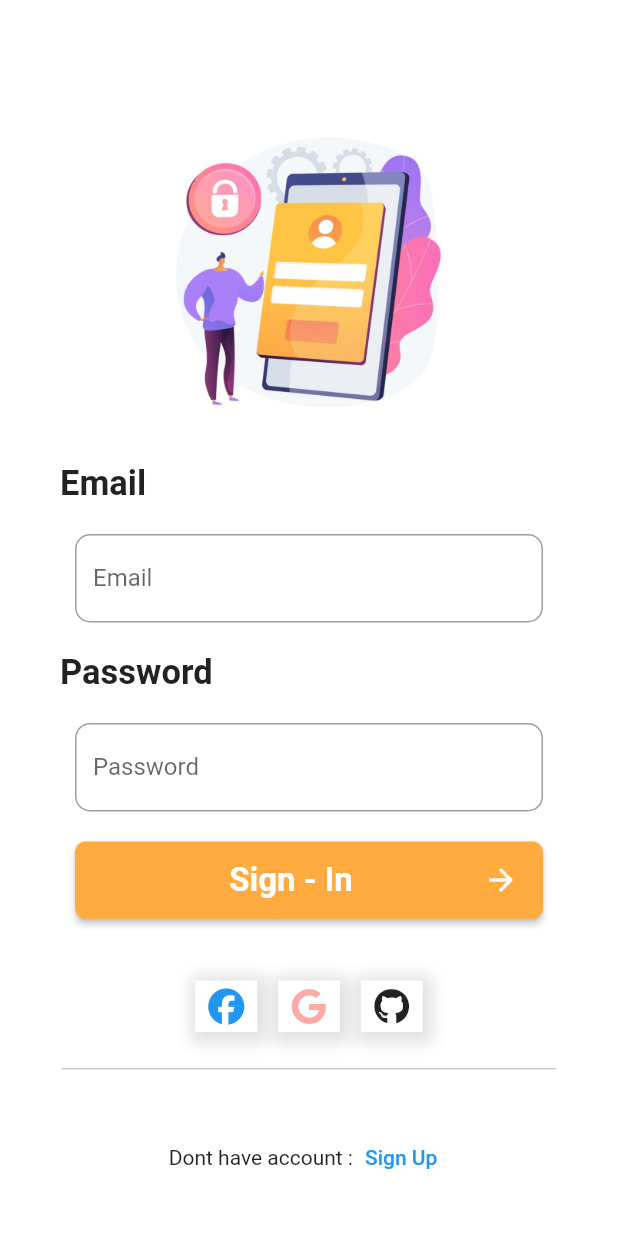
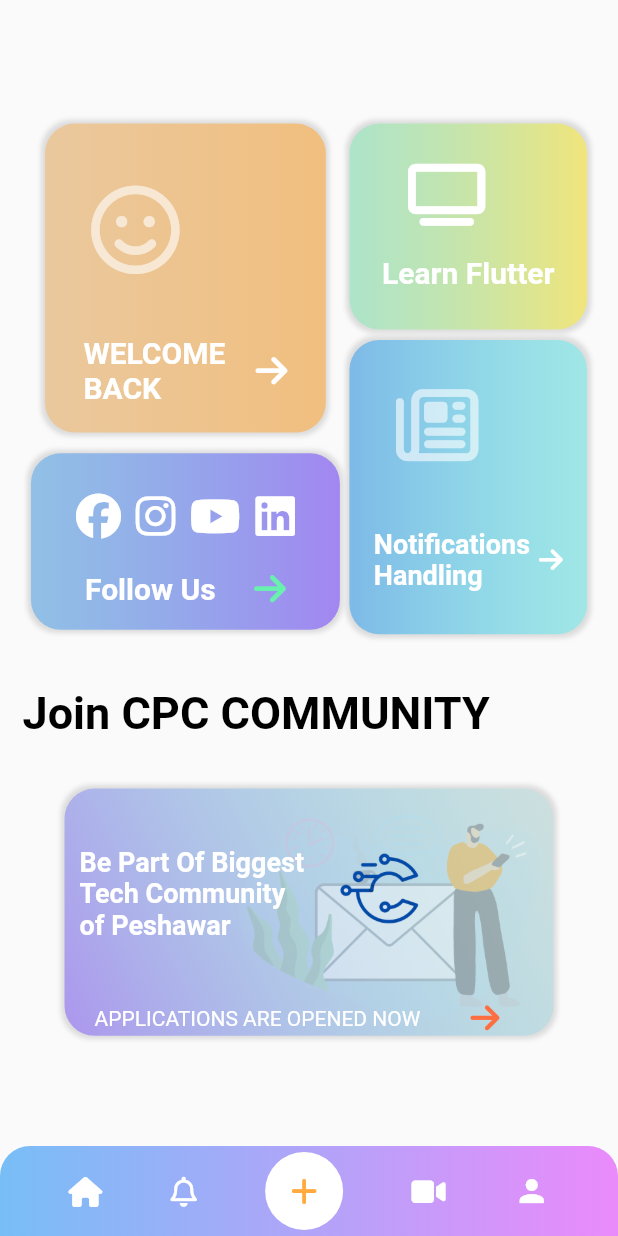
Before and after one commit to flutter-preview/HamzaaJavaid-notification_tutorials, a Flutter app: the screen it shows after launch, on a phone screen of 412 x 824 dp. Run offline on Flutter 3.47's test engine with Material 2 defaults, Android fonts, the phone set to English and light mode, and no system bars; our stand-ins replace font_awesome_flutter, intro_slider.

Commit message:
Main Dashboard UI
Build Dashboard UI
Added Container and cuttom Widgets etc

```diff
--- a/lib/main.dart
+++ b/lib/main.dart
@@ -4,6 +4,7 @@
 import 'package:notification_app/State%20Managment/Account%20Create%20Provider.dart';
 import 'package:notification_app/screens/Auth%20Screens/login.dart';
 import 'package:notification_app/screens/Auth%20Screens/signUp%20Screen.dart';
+import 'package:notification_app/screens/MainDashBoard/Dashboard.dart';
 import 'package:provider/provider.dart';
 
 void main(){
@@ -32,7 +33,7 @@
     builder: (context,child){
       return const MaterialApp(
         debugShowCheckedModeBanner: false,
-        home: SignIn(),
+        home: MainDashboard(),
       );
     },
     );
--- /dev/null
+++ b/lib/screens/MainDashBoard/Dashboard.dart
@@ -0,0 +1,384 @@
+import 'package:flutter/material.dart';
+import 'package:font_awesome_flutter/font_awesome_flutter.dart';
+
+class MainDashboard extends StatelessWidget {
+  const MainDashboard({super.key});
+
+  @override
+  Widget build(BuildContext context) {
+    return Scaffold(
+
+      body: Stack(
+        children: [
+          //1st Column Items
+          Column(
+            children: [
+              SizedBox(height: MediaQuery.of(context).size.height/10,),
+              Padding(
+                padding: EdgeInsets.symmetric(horizontal: MediaQuery.of(context).size.width/20),
+                child: Container(
+                    decoration: BoxDecoration(
+                        color: Colors.cyanAccent,
+                        borderRadius: BorderRadius.all(Radius.circular(20)),
+                        gradient: LinearGradient(
+                            colors: [
+
+                              Colors.orangeAccent.withOpacity(0.4),
+                              Colors.orangeAccent.withOpacity(0.6)
+                            ],
+                            begin: Alignment.centerLeft,
+                            end: Alignment.centerRight
+                        ),
+                        boxShadow: [
+                          BoxShadow(
+                            color: Colors.black12,
+                            blurRadius: 2,
+                            spreadRadius: 2,
+                          )
+                        ]
+                    ),
+                    height: MediaQuery.of(context).size.height/4,
+                    width: MediaQuery.of(context).size.width/2.2,
+                    child:Padding(
+                      padding: EdgeInsets.symmetric(horizontal: MediaQuery.of(context).size.width/40),
+                      child: Column(
+
+
+                        crossAxisAlignment: CrossAxisAlignment.start,
+                        children: [
+                          SizedBox(height: MediaQuery.of(context).size.height/20,),
+                          Row(
+                            children: [
+                              SizedBox(width: MediaQuery.of(context).size.width/20,),
+                              FaIcon(
+                                FontAwesomeIcons.faceSmile,
+                                size: MediaQuery.of(context).size.height/14,
+                                color: Colors.white60,
+                              ),
+                            ],
+                          ),
+                          SizedBox(height: MediaQuery.of(context).size.height/20,),
+                          Row(
+                            mainAxisAlignment: MainAxisAlignment.spaceEvenly,
+                            children: [
+                              Text("WELCOME \nBACK", style: TextStyle(
+                                color: Colors.white,fontWeight: FontWeight.bold,
+                                fontSize: 20,
+                              ),),
+                              FaIcon(FontAwesomeIcons.arrowRight,color: Colors.white,)
+                            ],
+                          )
+                        ],
+                      ),
+                    )
+
+                ),
+              ),
+              SizedBox(height: MediaQuery.of(context).size.height/60,),
+              Padding(
+                padding: EdgeInsets.symmetric(horizontal: MediaQuery.of(context).size.width/20),
+                child: Container(
+                    decoration: BoxDecoration(
+                        color: Colors.cyanAccent,
+                        borderRadius: BorderRadius.all(Radius.circular(20)),
+                        gradient: LinearGradient(
+                            colors: [
+
+                              Colors.blue.withOpacity(0.4),
+                              Colors.deepPurpleAccent.withOpacity(0.6)
+                            ],
+                            begin: Alignment.centerLeft,
+                            end: Alignment.centerRight
+                        ),
+                        boxShadow: [
+                          BoxShadow(
+                            color: Colors.black12,
+                            blurRadius: 2,
+                            spreadRadius: 2,
+                          )
+                        ]
+                    ),
+                    height: MediaQuery.of(context).size.height/7,
+                    width: MediaQuery.of(context).size.width/2,
+                    child:Padding(
+                      padding: EdgeInsets.symmetric(horizontal: MediaQuery.of(context).size.width/40),
+                      child: Column(
+
+                        crossAxisAlignment: CrossAxisAlignment.start,
+                        children: [
+                          SizedBox(height: MediaQuery.of(context).size.height/30,),
+                         Row(
+                           mainAxisAlignment: MainAxisAlignment.spaceEvenly,
+                           children: [
+                             SizedBox(),
+                             FaIcon(FontAwesomeIcons.facebook,color: Colors.white,size: 30,),
+                             FaIcon(FontAwesomeIcons.instagram,color: Colors.white,size: 30,),
+                             FaIcon(FontAwesomeIcons.youtube,color: Colors.white,size: 30,),
+                             FaIcon(FontAwesomeIcons.linkedin,color: Colors.white,size: 30,),
+                             SizedBox(),
+                           ],
+                         ),
+                          SizedBox(height: MediaQuery.of(context).size.height/40,),
+                          Row(
+                            mainAxisAlignment: MainAxisAlignment.spaceEvenly,
+                            children: [
+                              Text("Follow Us", style: TextStyle(
+                                color: Colors.white,fontWeight: FontWeight.bold,
+                                fontSize: 20,
+                              ),),
+                              FaIcon(FontAwesomeIcons.arrowRight,color: Colors.greenAccent,)
+                            ],
+                          )
+                        ],
+                      ),
+                    )
+
+                ),
+              ),
+            ],
+          ),
+          //2nd Column Items
+          Row(
+            mainAxisAlignment: MainAxisAlignment.end,
+            children: [
+             Column(
+               children: [
+                 SizedBox(height: MediaQuery.of(context).size.height/10,),
+                 Padding(
+                   padding: EdgeInsets.symmetric(horizontal: MediaQuery.of(context).size.width/20),
+                   child: Container(
+                       decoration: BoxDecoration(
+                           color: Colors.cyanAccent,
+                           borderRadius: BorderRadius.all(Radius.circular(20)),
+                           gradient: LinearGradient(
+                               colors: [
+
+                                 Colors.greenAccent.withOpacity(0.4),
+                                 Colors.yellow.withOpacity(0.6)
+                               ],
+                               begin: Alignment.centerLeft,
+                               end: Alignment.centerRight
+                           ),
+                           boxShadow: [
+                             BoxShadow(
+                               color: Colors.black12,
+                               blurRadius: 2,
+                               spreadRadius: 2,
+                             )
+                           ]
+                       ),
+                       height: MediaQuery.of(context).size.height/6,
+                       width: MediaQuery.of(context).size.width/2.6,
+                       child:Padding(
+                         padding: EdgeInsets.symmetric(horizontal: MediaQuery.of(context).size.width/40),
+                         child: Column(
+                           mainAxisAlignment: MainAxisAlignment.center,
+                           children: [
+                             Row(
+                               mainAxisAlignment: MainAxisAlignment.spaceEvenly,
+
+                               children: [
+                                 SizedBox(height: MediaQuery.of(context).size.height/20,),
+                                 FaIcon(
+                                   FontAwesomeIcons.television,
+                                   size: MediaQuery.of(context).size.height/20,
+                                   color: Colors.white,
+                                 ),
+                                 SizedBox(),SizedBox(),SizedBox(),
+                               ],
+                             ),
+                             SizedBox(height: 20,),
+                             Row(
+                               mainAxisAlignment: MainAxisAlignment.center,
+                               children: [
+                                 Text("Learn Flutter", style: TextStyle(
+                                   color: Colors.white,fontWeight: FontWeight.bold,
+                                   fontSize: 20,
+                                 ),),
+                                                                ],
+
+                             )
+
+                           ],
+                         ),
+                       )
+
+                   ),
+                 ),
+                 SizedBox(height: MediaQuery.of(context).size.height/120,),
+                 Padding(
+                   padding: EdgeInsets.symmetric(horizontal: MediaQuery.of(context).size.width/20),
+                   child: Container(
+                       decoration: BoxDecoration(
+                           color: Colors.cyanAccent,
+                           borderRadius: BorderRadius.all(Radius.circular(20)),
+                           gradient: LinearGradient(
+                               colors: [
+
+                                 Colors.blue.withOpacity(0.5),
+                                 Colors.cyanAccent.withOpacity(0.3)
+                               ],
+                               begin: Alignment.centerLeft,
+                               end: Alignment.centerRight
+                           ),
+                           boxShadow: [
+                             BoxShadow(
+                               color: Colors.black12,
+                               blurRadius: 2,
+                               spreadRadius: 2,
+                             )
+                           ]
+                       ),
+                       height: MediaQuery.of(context).size.height/4.2,
+                       width: MediaQuery.of(context).size.width/2.6,
+                       child:Padding(
+                         padding: EdgeInsets.symmetric(horizontal: MediaQuery.of(context).size.width/40),
+                         child: Column(
+
+                           crossAxisAlignment: CrossAxisAlignment.start,
+                           children: [
+                             SizedBox(height: MediaQuery.of(context).size.height/28,),
+                             Row(
+                               mainAxisAlignment: MainAxisAlignment.spaceEvenly,
+                               children: [
+                               FaIcon(
+                                 FontAwesomeIcons.newspaper,
+                                 size: MediaQuery.of(context).size.height/15,
+                                 color: Colors.white60,
+                               ),
+                                 SizedBox(),SizedBox(),
+                             ],),
+                             SizedBox(height: MediaQuery.of(context).size.height/20,),
+                             Row(
+                               mainAxisAlignment: MainAxisAlignment.spaceEvenly,
+                               children: [
+                                 Text("Notifications\nHandling", style: TextStyle(
+                                   color: Colors.white,fontWeight: FontWeight.bold,
+                                   fontSize: 18,
+                                 ),),
+                                 FaIcon(FontAwesomeIcons.arrowRight,color: Colors.white,size: 18,),
+                               ],
+                             )
+                           ],
+                         ),
+                       )
+
+                   ),
+                 ),
+               ],
+             )
+            ],
+          ),
+          Column(
+            crossAxisAlignment: CrossAxisAlignment.start,
+            children: [
+              SizedBox(height: MediaQuery.of(context).size.height/1.8,),
+              Padding(padding: EdgeInsets.symmetric(horizontal: 15),child: Text("Join CPC COMMUNITY",style: TextStyle(
+                  fontSize: 30,
+                  fontWeight: FontWeight.bold,color: Colors.black
+              ),),),
+              SizedBox(height: MediaQuery.of(context).size.height/25,),
+              Padding(
+                padding: EdgeInsets.symmetric(horizontal: 43),
+                child: Container(
+                height: MediaQuery.of(context).size.height/5,
+                width: MediaQuery.of(context).size.width/1.2,
+                  decoration: BoxDecoration(
+
+                    image: DecorationImage(
+                      alignment: Alignment.topRight,
+                      opacity: 0.4,
+                      image: AssetImage('assets/images/2.png',),
+                    ),
+                    color: Color.fromRGBO(72, 128, 217, 0.7),
+                      borderRadius: BorderRadius.all(Radius.circular(20)),
+                      gradient: LinearGradient(
+                        colors: [
+                           //Color.fromRGBO(72, 128, 217, 0.9),
+                          Colors.cyanAccent.withOpacity(0.1),
+                          Colors.deepPurpleAccent.withOpacity(0.7)
+                        ],
+                        begin: Alignment.topRight,
+                        end: Alignment.bottomLeft
+                      ),
+                      boxShadow: [
+                        BoxShadow(
+                          color: Colors.black12,
+                          blurRadius: 2,
+                          spreadRadius: 2,
+                        )
+                      ]
+                  ),
+                child: Column(
+                  mainAxisAlignment: MainAxisAlignment.spaceEvenly,
+                  children: [
+                    SizedBox(),
+                    Row(
+                      children: [
+                        SizedBox(width: 10,),
+                        Text('Be Part Of Biggest \nTech Community \nof Peshawar',style: TextStyle(
+                            color: Colors.white,
+                            fontWeight: FontWeight.w600,
+                            fontSize: 18
+                        ),),
+                        Image.asset(
+                          "assets/images/cpc.png",
+                          height: MediaQuery.of(context).size.height/6,
+                          width: MediaQuery.of(context).size.width/4,
+                        ),
+                      ],
+                    ),
+                    SizedBox(),SizedBox(),SizedBox(),SizedBox(),
+                    Row(
+                      children: [
+                        SizedBox(width: 20,),
+                        Text('APPLICATIONS ARE OPENED NOW ',style: TextStyle(
+                          color: Colors.white,
+                          fontSize:14,
+                        ),),
+                        SizedBox(width: 30,),
+                        FaIcon(FontAwesomeIcons.arrowRight,color: Colors.deepOrangeAccent,size: 22,)
+                      ],
+                    ),
+                  ],
+                ),
+
+              ),),
+
+            ],
+          )
+
+
+        ],
+      ),
+      bottomNavigationBar: Container(
+        //color: Colors.deepOrangeAccent.withOpacity(0.4),
+        height: 60,
+        decoration: BoxDecoration(
+          gradient: LinearGradient(
+            colors: [
+              Colors.blue.withOpacity(0.6),
+              Colors.purpleAccent.withOpacity(0.6)
+            ],
+          ),
+          borderRadius: BorderRadius.only(
+            topRight: Radius.circular(20),
+            topLeft: Radius.circular(20),
+          ),
+        ),
+        child: Row(
+          mainAxisAlignment: MainAxisAlignment.spaceEvenly,
+          children: [
+            FaIcon(FontAwesomeIcons.home,color: Colors.white,size: 20,),
+            FaIcon(FontAwesomeIcons.bell,color: Colors.white,size: 20,),
+            CircleAvatar(radius: 26,child: FaIcon(FontAwesomeIcons.add,color: Colors.orangeAccent,size: 20,),
+            backgroundColor: Colors.white,
+            ),
+            FaIcon(FontAwesomeIcons.video,color: Colors.white,size: 20,),
+            Icon(Icons.person,color: Colors.white,)
+          ],
+        ),
+      ),
+    );
+  }
+}
```
Also changed, not shown: assets/images/cpc.png (added).
